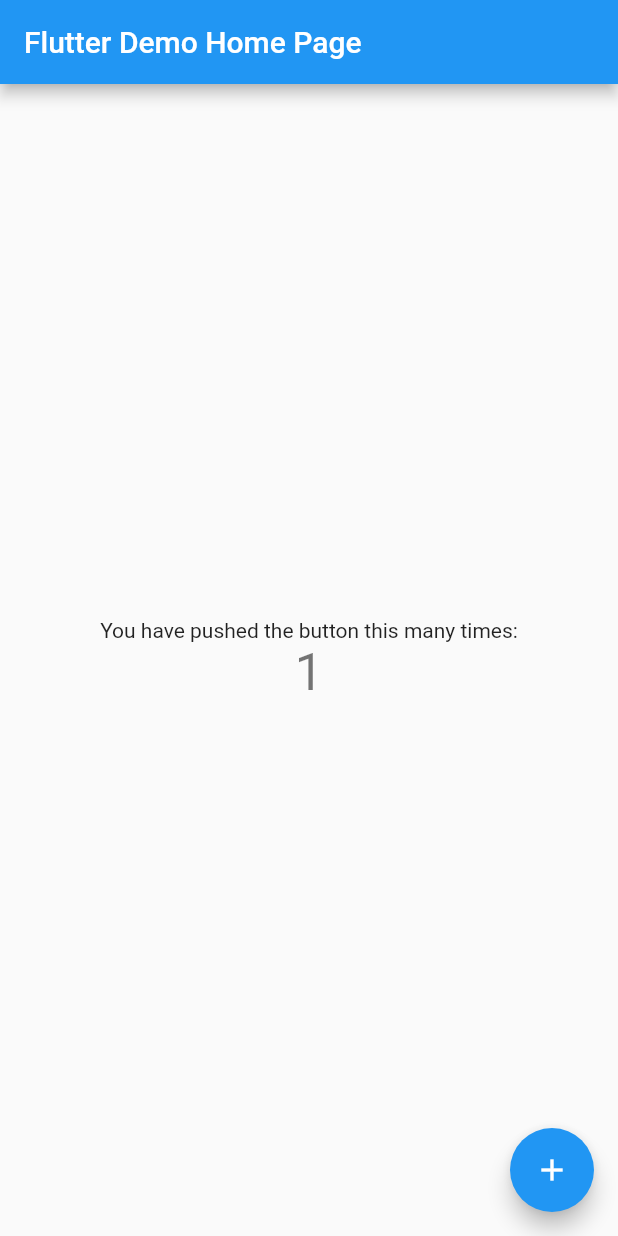
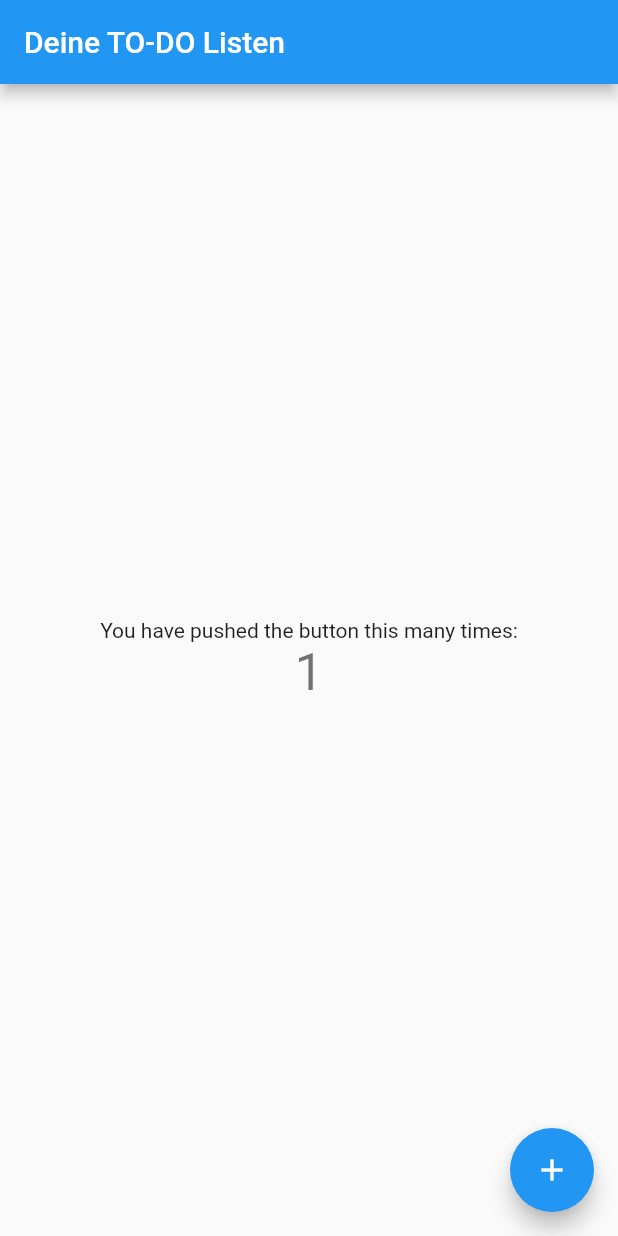
Before and after one commit to julirei/todolist, a Flutter app: the screen it shows after launch, after a tap on the "add" icon, on a phone screen of 412 x 824 dp. Run offline on Flutter 3.47's test engine with Material 2 defaults, Android fonts, the phone set to English and light mode, and no system bars; our stand-ins replace firebase_core; missing offline and left inert: firebase_app_check; accounts and stored records are empty.

```diff
--- /dev/null
+++ b/lib/app/app.dart
@@ -0,0 +1,48 @@
+import 'package:flutter/material.dart';
+import 'package:firebase_core/firebase_core.dart';
+import 'package:firebase_app_check/firebase_app_check.dart';
+import 'package:todo_list/screens/home.dart';
+
+class ToDoApp extends StatefulWidget {
+  const ToDoApp({Key? key}) : super(key: key);
+
+  @override
+  State<ToDoApp> createState() => _ToDoAppState();
+
+  /// Code that needs to be executed before the app starts.
+  static Future<void> bootstrap() async {
+    await Firebase.initializeApp();
+    await FirebaseAppCheck.instance.activate(
+      webRecaptchaSiteKey: 'recaptcha-v3-site-key',
+    );
+    WidgetsFlutterBinding.ensureInitialized();
+  }
+}
+
+class _ToDoAppState extends State<ToDoApp> {
+  @override
+  void initState() {
+    super.initState();
+  }
+
+  // This widget is the root of your application.
+  @override
+  Widget build(BuildContext context) {
+    return MaterialApp(
+      title: 'TODO LIST',
+      theme: ThemeData(
+        // This is the theme of your application.
+        //
+        // Try running your application with "flutter run". You'll see the
+        // application has a blue toolbar. Then, without quitting the app, try
+        // changing the primarySwatch below to Colors.green and then invoke
+        // "hot reload" (press "r" in the console where you ran "flutter run",
+        // or simply save your changes to "hot reload" in a Flutter IDE).
+        // Notice that the counter didn't reset back to zero; the application
+        // is not restarted.
+        primarySwatch: Colors.blue,
+      ),
+      home: const ToDoLists(title: 'Deine TO-DO Listen'),
+    );
+  }
+}
--- a/lib/main.dart
+++ b/lib/main.dart
@@ -1,115 +1,7 @@
 import 'package:flutter/material.dart';
+import 'package:todo_list/app/app.dart';
 
 void main() {
-  runApp(const MyApp());
+  WidgetsFlutterBinding.ensureInitialized();
+  runApp(const ToDoApp());
 }
-
-class MyApp extends StatelessWidget {
-  const MyApp({Key? key}) : super(key: key);
-
-  // This widget is the root of your application.
-  @override
-  Widget build(BuildContext context) {
-    return MaterialApp(
-      title: 'Flutter Demo',
-      theme: ThemeData(
-        // This is the theme of your application.
-        //
-        // Try running your application with "flutter run". You'll see the
-        // application has a blue toolbar. Then, without quitting the app, try
-        // changing the primarySwatch below to Colors.green and then invoke
-        // "hot reload" (press "r" in the console where you ran "flutter run",
-        // or simply save your changes to "hot reload" in a Flutter IDE).
-        // Notice that the counter didn't reset back to zero; the application
-        // is not restarted.
-        primarySwatch: Colors.blue,
-      ),
-      home: const MyHomePage(title: 'Flutter Demo Home Page'),
-    );
-  }
-}
-
-class MyHomePage extends StatefulWidget {
-  const MyHomePage({Key? key, required this.title}) : super(key: key);
-
-  // This widget is the home page of your application. It is stateful, meaning
-  // that it has a State object (defined below) that contains fields that affect
-  // how it looks.
-
-  // This class is the configuration for the state. It holds the values (in this
-  // case the title) provided by the parent (in this case the App widget) and
-  // used by the build method of the State. Fields in a Widget subclass are
-  // always marked "final".
-
-  final String title;
-
-  @override
-  State<MyHomePage> createState() => _MyHomePageState();
-}
-
-class _MyHomePageState extends State<MyHomePage> {
-  int _counter = 0;
-
-  void _incrementCounter() {
-    setState(() {
-      // This call to setState tells the Flutter framework that something has
-      // changed in this State, which causes it to rerun the build method below
-      // so that the display can reflect the updated values. If we changed
-      // _counter without calling setState(), then the build method would not be
-      // called again, and so nothing would appear to happen.
-      _counter++;
-    });
-  }
-
-  @override
-  Widget build(BuildContext context) {
-    // This method is rerun every time setState is called, for instance as done
-    // by the _incrementCounter method above.
-    //
-    // The Flutter framework has been optimized to make rerunning build methods
-    // fast, so that you can just rebuild anything that needs updating rather
-    // than having to individually change instances of widgets.
-    return Scaffold(
-      appBar: AppBar(
-        // Here we take the value from the MyHomePage object that was created by
-        // the App.build method, and use it to set our appbar title.
-        title: Text(widget.title),
-      ),
-      body: Center(
-        // Center is a layout widget. It takes a single child and positions it
-        // in the middle of the parent.
-        child: Column(
-          // Column is also a layout widget. It takes a list of children and
-          // arranges them vertically. By default, it sizes itself to fit its
-          // children horizontally, and tries to be as tall as its parent.
-          //
-          // Invoke "debug painting" (press "p" in the console, choose the
-          // "Toggle Debug Paint" action from the Flutter Inspector in Android
-          // Studio, or the "Toggle Debug Paint" command in Visual Studio Code)
-          // to see the wireframe for each widget.
-          //
-          // Column has various properties to control how it sizes itself and
-          // how it positions its children. Here we use mainAxisAlignment to
-          // center the children vertically; the main axis here is the vertical
-          // axis because Columns are vertical (the cross axis would be
-          // horizontal).
-          mainAxisAlignment: MainAxisAlignment.center,
-          children: <Widget>[
-            const Text(
-              'You have pushed the button this many times:',
-            ),
-            Text(
-              '$_counter',
-              style: Theme.of(context).textTheme.headline4,
-            ),
-          ],
-        ),
-      ),
-      floatingActionButton: FloatingActionButton(
-        onPressed: _incrementCounter,
-        tooltip: 'Increment',
-        child: const Icon(Icons.add),
-      ), // This trailing comma makes auto-formatting nicer for build methods.
-    );
-  }
-}
--- /dev/null
+++ b/lib/screens/home.dart
@@ -0,0 +1,86 @@
+import 'package:flutter/material.dart';
+
+class ToDoLists extends StatefulWidget {
+  const ToDoLists({Key? key, required this.title}) : super(key: key);
+
+  // This widget is the home page of your application. It is stateful, meaning
+  // that it has a State object (defined below) that contains fields that affect
+  // how it looks.
+
+  // This class is the configuration for the state. It holds the values (in this
+  // case the title) provided by the parent (in this case the App widget) and
+  // used by the build method of the State. Fields in a Widget subclass are
+  // always marked "final".
+
+  final String title;
+
+  @override
+  State<ToDoLists> createState() => _ToDoListsState();
+}
+
+class _ToDoListsState extends State<ToDoLists> {
+  int _counter = 0;
+
+  void _incrementCounter() {
+    setState(() {
+      // This call to setState tells the Flutter framework that something has
+      // changed in this State, which causes it to rerun the build method below
+      // so that the display can reflect the updated values. If we changed
+      // _counter without calling setState(), then the build method would not be
+      // called again, and so nothing would appear to happen.
+      _counter++;
+    });
+  }
+
+  @override
+  Widget build(BuildContext context) {
+    // This method is rerun every time setState is called, for instance as done
+    // by the _incrementCounter method above.
+    //
+    // The Flutter framework has been optimized to make rerunning build methods
+    // fast, so that you can just rebuild anything that needs updating rather
+    // than having to individually change instances of widgets.
+    return Scaffold(
+      appBar: AppBar(
+        // Here we take the value from the MyHomePage object that was created by
+        // the App.build method, and use it to set our appbar title.
+        title: Text(widget.title),
+      ),
+      body: Center(
+        // Center is a layout widget. It takes a single child and positions it
+        // in the middle of the parent.
+        child: Column(
+          // Column is also a layout widget. It takes a list of children and
+          // arranges them vertically. By default, it sizes itself to fit its
+          // children horizontally, and tries to be as tall as its parent.
+          //
+          // Invoke "debug painting" (press "p" in the console, choose the
+          // "Toggle Debug Paint" action from the Flutter Inspector in Android
+          // Studio, or the "Toggle Debug Paint" command in Visual Studio Code)
+          // to see the wireframe for each widget.
+          //
+          // Column has various properties to control how it sizes itself and
+          // how it positions its children. Here we use mainAxisAlignment to
+          // center the children vertically; the main axis here is the vertical
+          // axis because Columns are vertical (the cross axis would be
+          // horizontal).
+          mainAxisAlignment: MainAxisAlignment.center,
+          children: <Widget>[
+            const Text(
+              'You have pushed the button this many times:',
+            ),
+            Text(
+              '$_counter',
+              style: Theme.of(context).textTheme.headline4,
+            ),
+          ],
+        ),
+      ),
+      floatingActionButton: FloatingActionButton(
+        onPressed: _incrementCounter,
+        tooltip: 'Increment',
+        child: const Icon(Icons.add),
+      ), // This trailing comma makes auto-formatting nicer for build methods.
+    );
+  }
+}
--- a/pubspec.yaml
+++ b/pubspec.yaml
@@ -34,6 +34,8 @@ dependencies:
   # The following adds the Cupertino Icons font to your application.
   # Use with the CupertinoIcons class for iOS style icons.
   cupertino_icons: ^1.0.2
+  cloud_firestore: ^3.4.6
+  firebase_app_check: ^0.0.7
 
 dev_dependencies:
   flutter_test:
```
Also changed, not shown: pubspec.lock, 3 other files.
